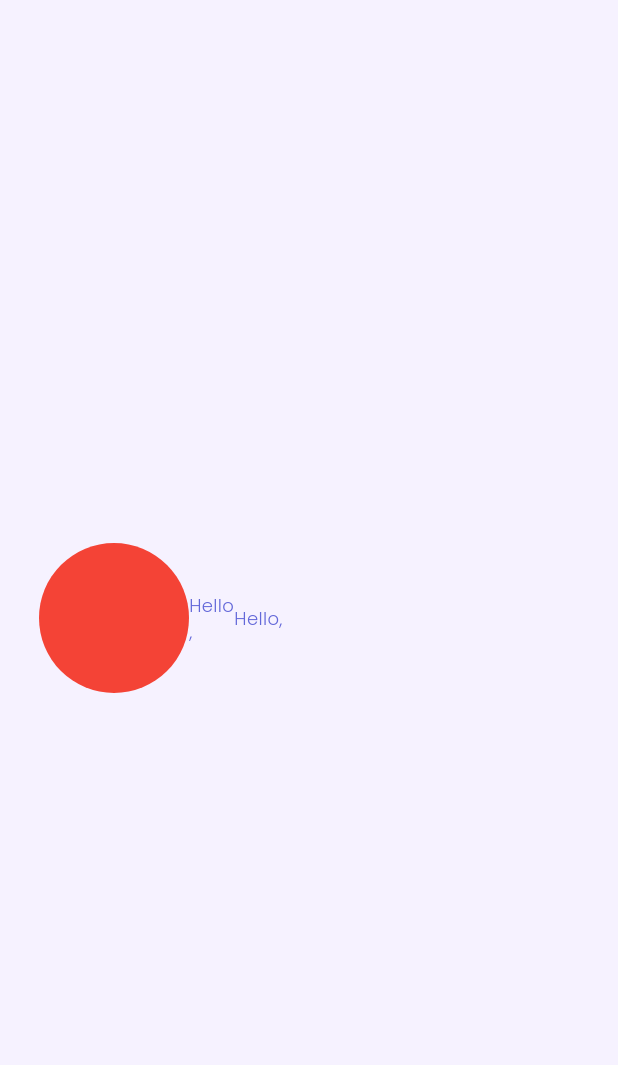
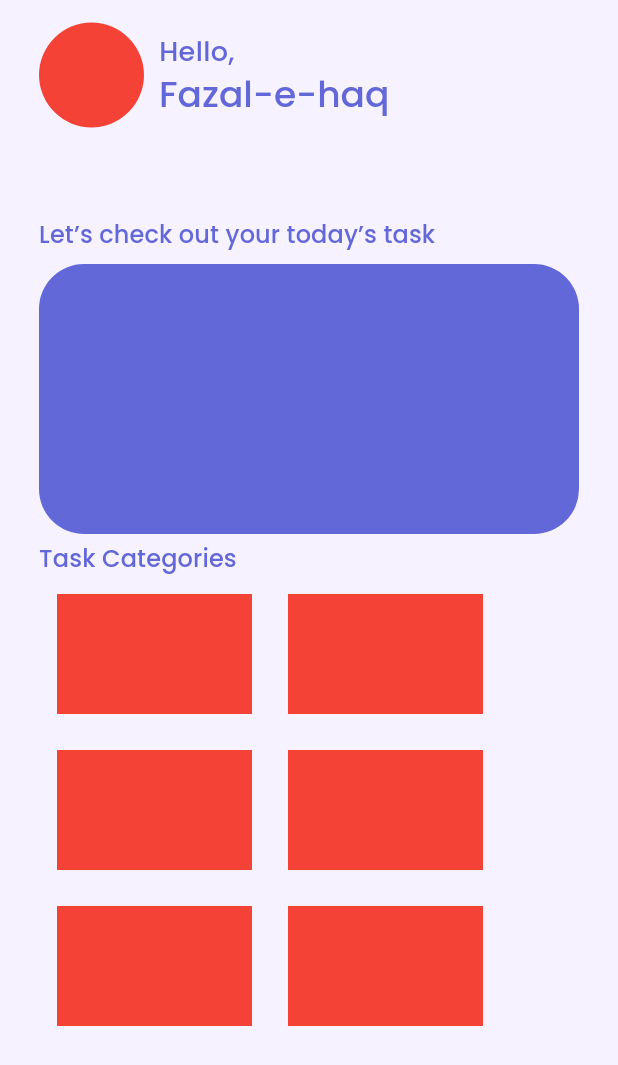
Before and after one commit to fazal-e-haq/Internship-Project, a Flutter app: the HomeScreen screen opened by its route, on a phone screen of 412 x 824 dp. Shown: the top 1065 px of the screen. Run offline on Flutter 3.47's test engine with Material 3 defaults, Android fonts, the phone set to English and light mode, and no system bars; our stand-ins replace google_fonts.

Commit message:
half home completed

```diff
--- a/week_3_project/lib/presentation/screens/home_screen.dart
+++ b/week_3_project/lib/presentation/screens/home_screen.dart
@@ -5,17 +5,114 @@ class HomeScreen extends StatelessWidget {
 
   @override
   Widget build(BuildContext context) {
-    return const Scaffold(
-      body: SafeArea(child: Padding(padding: .symmetric(horizontal: 26),child: Column(
-        mainAxisAlignment: .center,
-        children: [
-          Row(children: [CircleAvatar(maxRadius: 50,backgroundColor: Colors.red,
+    return Scaffold(
+      body: SafeArea(
+        child: SingleChildScrollView(
+          child: Padding(
+            padding: .symmetric(horizontal: 26),
+            child: Column(
+              mainAxisAlignment: .start,
+              crossAxisAlignment: .start,
+              children: [
+                SizedBox(height: 15,),
+                Row(
+                  mainAxisAlignment: .start,
+                  children: [
+                    CircleAvatar(maxRadius: 35, backgroundColor: Colors.red),
+                    SizedBox(width: 10),
+                    Column(
+                      crossAxisAlignment: .start,
+                      children: [
+                        Text(
+                          'Hello,',
+                          style: TextStyle(fontSize: 18, fontWeight: .w500),
+                        ),
+                        Text(
+                          'Fazal-e-haq',
+                          style: Theme.of(context).textTheme.headlineMedium,
+                        ),
+                      ],
+                    ),
+                  ],
+                ),
+                SizedBox(height: 60),
+                Text(
+                  'Let’s check out your today’s task',
+                  textAlign: TextAlign.start,
+                  style: Theme.of(context).textTheme.labelLarge,
+                ),
+                SizedBox(height: 8),
+                Container(
+                  width: double.infinity,
+                  height: 180,
+                  decoration: BoxDecoration(
+                    color: Color(0xff6368D9),
+                    borderRadius: BorderRadius.circular(30),
+                  ),
+                ),
+                SizedBox(height: 5),
+                Text(
+                  'Task Categories',
+                  style: Theme.of(context).textTheme.labelLarge,
+                ),
+                Wrap(
+                  alignment: .spaceBetween,
+                  children: [
+                    Padding(
+                      padding: const EdgeInsets.all(12.0),
+                      child: Container(
+                        height: 80,
+                        width: 130,
+                        color: Colors.red,
+                      ),
+                    ),
+                    Padding(
+                      padding: const EdgeInsets.all(12.0),
+                      child: Container(
+                        height: 80,
+                        width: 130,
+                        color: Colors.red,
+                      ),
+                    ),
+                    Padding(
+                      padding: const EdgeInsets.all(12.0),
+                      child: Container(
+                        height: 80,
+                        width: 130,
+                        color: Colors.red,
+                      ),
+                    ),
+                    Padding(
+                      padding: const EdgeInsets.all(12.0),
+                      child: Container(
+                        height: 80,
+                        width: 130,
+                        color: Colors.red,
+                      ),
+                    ),
+                    Padding(
+                      padding: const EdgeInsets.all(12.0),
+                      child: Container(
+                        height: 80,
+                        width: 130,
+                        color: Colors.red,
+                      ),
+                    ),
+                    Padding(
+                      padding: const EdgeInsets.all(12.0),
+                      child: Container(
+                        height: 80,
+                        width: 130,
+                        color: Colors.red,
+                      ),
+                    ),
+                  ],
+                ),
+              ],
+            ),
           ),
-          Text('Hello\n,'),
-            Text('Hello,'),
-          ],)
-        ],
-      ),)),
+        ),
+      ),
     );
   }
 }
--- a/week_3_project/lib/presentation/styles/light_theme.dart
+++ b/week_3_project/lib/presentation/styles/light_theme.dart
@@ -20,6 +20,7 @@ class LightTheme {
         headlineLarge:GoogleFonts.poppins(color: Color(0xff6368D9),fontWeight: FontWeight.bold,fontSize: 28,),
         headlineMedium: GoogleFonts.poppins(color: Color(0xff6368D9),fontWeight: FontWeight.w500,fontSize: 24,),
         bodyLarge: GoogleFonts.poppins(color: Color(0xffF6F2FF),fontWeight: FontWeight.w400,fontSize: 16,),
+        labelLarge: GoogleFonts.poppins(color: Color(0xff6368D9),fontWeight: FontWeight.w500,fontSize: 16,),
         bodyMedium: GoogleFonts.poppins(color: Color(0xff6368D9),fontWeight: FontWeight.w300,fontSize: 12,),
      bodySmall: GoogleFonts.poppins(color: Color(0xffffffff),fontWeight: FontWeight.w600,fontSize: 16,),
       ),
```
